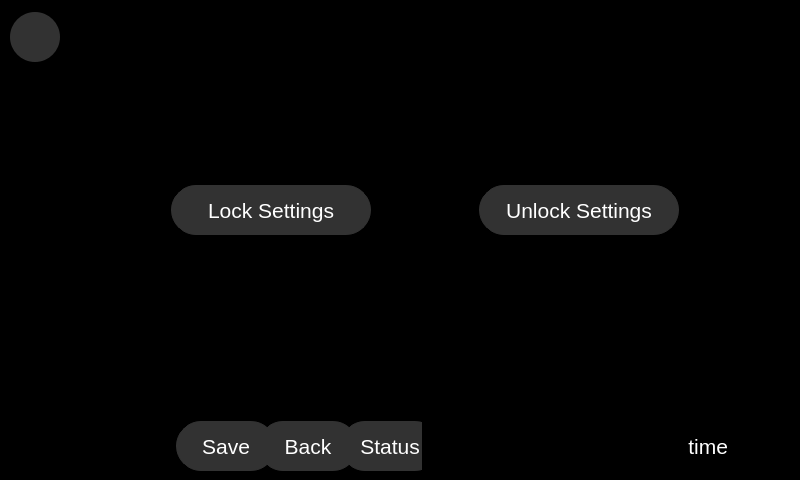
The window that qt_design/main_window.ui (zyl120/Naloxone_Safety_Kit) describes before a commit, drawn with Qt 5.
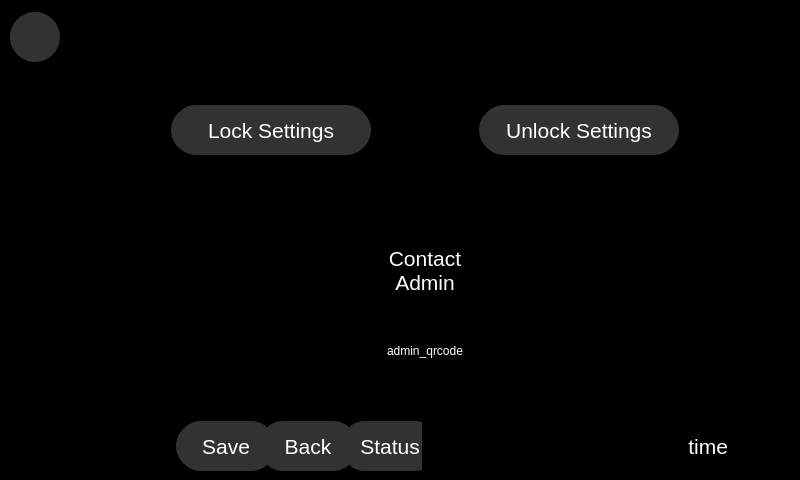
The same window after the commit. The open tabs and pages were chosen to show the change. Icons and pictures are not drawn.

Commit message: add qrcode to settings page

Diff of the .ui file:
```diff
--- a/qt_design/main_window.ui
+++ b/qt_design/main_window.ui
@@ -1182,6 +1182,90 @@
               </property>
              </spacer>
             </item>
+            <item>
+             <layout class="QHBoxLayout" name="horizontalLayout_27">
+              <item>
+               <spacer name="horizontalSpacer_7">
+                <property name="orientation">
+                 <enum>Qt::Horizontal</enum>
+                </property>
+                <property name="sizeHint" stdset="0">
+                 <size>
+                  <width>40</width>
+                  <height>20</height>
+                 </size>
+                </property>
+               </spacer>
+              </item>
+              <item>
+               <layout class="QVBoxLayout" name="verticalLayout_26">
+                <item>
+                 <widget class="QLabel" name="label_5">
+                  <property name="font">
+                   <font>
+                    <pointsize>16</pointsize>
+                   </font>
+                  </property>
+                  <property name="styleSheet">
+                   <string notr="true">color:white;border-width: 0px;background-color:rgba(0,0,0,0)</string>
+                  </property>
+                  <property name="text">
+                   <string>Contact
+Admin</string>
+                  </property>
+                  <property name="alignment">
+                   <set>Qt::AlignCenter</set>
+                  </property>
+                 </widget>
+                </item>
+                <item>
+                 <widget class="QLabel" name="admin_qrcode_2">
+                  <property name="sizePolicy">
+                   <sizepolicy hsizetype="Fixed" vsizetype="Minimum">
+                    <horstretch>0</horstretch>
+                    <verstretch>0</verstretch>
+                   </sizepolicy>
+                  </property>
+                  <property name="minimumSize">
+                   <size>
+                    <width>100</width>
+                    <height>100</height>
+                   </size>
+                  </property>
+                  <property name="maximumSize">
+                   <size>
+                    <width>100</width>
+                    <height>100</height>
+                   </size>
+                  </property>
+                  <property name="styleSheet">
+                   <string notr="true">color:white;border-width: 0px;background-color:rgba(0,0,0,0)</string>
+                  </property>
+                  <property name="text">
+                   <string>admin_qrcode</string>
+                  </property>
+                  <property name="alignment">
+                   <set>Qt::AlignCenter</set>
+                  </property>
+                 </widget>
+                </item>
+               </layout>
+              </item>
+              <item>
+               <spacer name="horizontalSpacer_5">
+                <property name="orientation">
+                 <enum>Qt::Horizontal</enum>
+                </property>
+                <property name="sizeHint" stdset="0">
+                 <size>
+                  <width>40</width>
+                  <height>20</height>
+                 </size>
+                </property>
+               </spacer>
+              </item>
+             </layout>
+            </item>
            </layout>
           </widget>
           <widget class="QWidget" name="naloxone_info">
```
Left out of the diff: 2 changed lines with no effect on the pictures. The commit also changes 3 other files.
